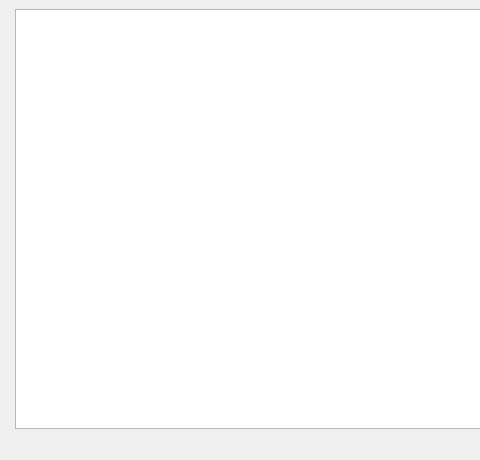
Above: mainwindow.ui from JakobKlocker/Process-Inspector before the change; both pictures show x 0 to 480 and y 0 to 460 of the 909 by 460 pixel window. Below: the same form after it.
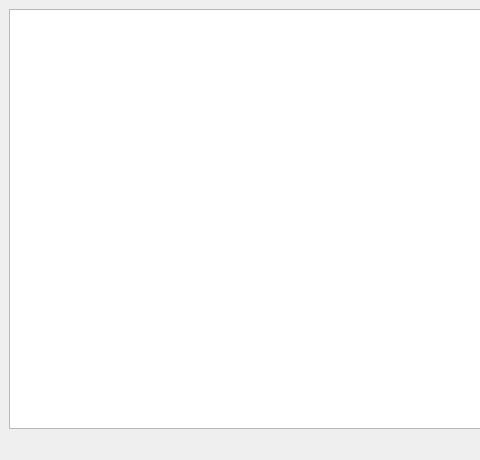
That is the form after the change.

```diff
--- a/mainwindow.ui
+++ b/mainwindow.ui
@@ -15,8 +15,8 @@
   </property>
   <widget class="QWidget" name="centralwidget">
    <layout class="QFormLayout" name="formLayout">
-    <item row="0" column="1">
-     <widget class="QTableWidget" name="tableWidget"/>
+    <item row="0" column="0" colspan="2">
+     <widget class="QListView" name="listView"/>
     </item>
    </layout>
   </widget>
```
